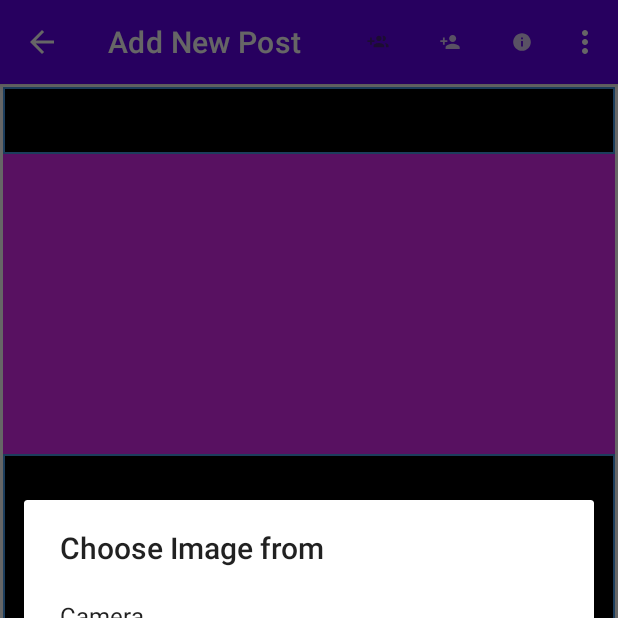
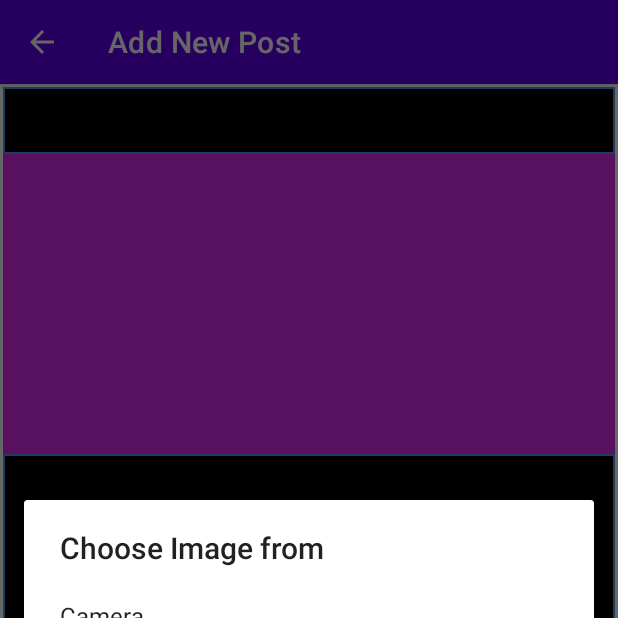
Before and after one commit to nakrute/CigarChat, an Android app: the AddPostActivity screen opened directly, with no data from a screen before it, after a tap on an icon or button, on a phone screen of 412 x 824 dp, the top half of it. Run offline under Robolectric (Android 15) with nearby library versions, the light colour scheme and no system bars; our stand-ins replace Firebase (no records; nobody signed in at launch, a user with empty details on screens opened directly), Picasso, Volley; pictures from the network do not load.

Commit message:
Fixing some bugs and design choices, mainly which menu items show up on some pages and how to make it look cleaner, starting on bugs with images for posts

```diff
--- a/app/src/main/AndroidManifest.xml
+++ b/app/src/main/AndroidManifest.xml
@@ -23,6 +23,8 @@
         <activity android:name=".GroupCreateActivity" />
         <activity android:name=".PostLikedByActivity" />
         <activity android:name=".PostDetailActivity" />
+        <activity android:name=".SettingsActivity" />
+        <activity android:name=".ThereProfileActivity" />
         <activity android:name=".AddPostActivity">
             <intent-filter>
                 <action android:name="android.intent.action.SEND" />
--- a/app/src/main/java/com/nkrute/cigarchat/AddPostActivity.java
+++ b/app/src/main/java/com/nkrute/cigarchat/AddPostActivity.java
@@ -146,8 +146,6 @@ public class AddPostActivity extends AppCompatActivity {
             actionBar.setTitle("Add New Post");
             uploadBtn.setText("Upload");
         }
-
-        actionBar.setSubtitle(email);
 
         userDbRef = FirebaseDatabase.getInstance().getReference("Users");
         Query query = userDbRef.orderByChild("email").equalTo(email);
@@ -736,6 +734,11 @@ public class AddPostActivity extends AppCompatActivity {
 
         menu.findItem(R.id.action_add_post).setVisible(false);
         menu.findItem(R.id.action_search).setVisible(false);
+        menu.findItem(R.id.action_groupinfo).setVisible(false);
+        menu.findItem(R.id.action_add_participant).setVisible(false);
+        menu.findItem(R.id.action_create_group).setVisible(false);
+        menu.findItem(R.id.action_settings).setVisible(false);
+        menu.findItem(R.id.action_logout).setVisible(false);
 
         return super.onCreateOptionsMenu(menu);
     }
--- a/app/src/main/java/com/nkrute/cigarchat/ChatActivity.java
+++ b/app/src/main/java/com/nkrute/cigarchat/ChatActivity.java
@@ -733,6 +733,8 @@ public class ChatActivity extends AppCompatActivity {
         menu.findItem(R.id.action_search).setVisible(false);
         menu.findItem(R.id.action_add_post).setVisible(false);
         menu.findItem(R.id.action_create_group).setVisible(false);
+        menu.findItem(R.id.action_add_participant).setVisible(false);
+        menu.findItem(R.id.action_groupinfo).setVisible(false);
 
         return super.onCreateOptionsMenu(menu);
     }
--- a/app/src/main/java/com/nkrute/cigarchat/ThereProfileActivity.java
+++ b/app/src/main/java/com/nkrute/cigarchat/ThereProfileActivity.java
@@ -1,6 +1,8 @@
 package com.nkrute.cigarchat;
 
 import android.content.Intent;
+import android.media.ExifInterface;
+import android.opengl.Matrix;
 import android.os.Bundle;
 import android.os.PersistableBundle;
 import android.text.TextUtils;
--- a/app/src/main/java/com/nkrute/cigarchat/fragments/ProfileFragment.java
+++ b/app/src/main/java/com/nkrute/cigarchat/fragments/ProfileFragment.java
@@ -175,7 +175,6 @@ public class ProfileFragment extends Fragment {
                     catch (Exception e) {
 
                     }
-
                 }
             }
 
--- a/app/src/main/res/layout/activity_chat.xml
+++ b/app/src/main/res/layout/activity_chat.xml
@@ -31,9 +31,9 @@
             android:layout_width="match_parent"
             android:layout_weight="1"
             android:layout_height="wrap_content"
-            android:layout_marginStart="20dp"
+            android:layout_marginStart="-40dp"
             android:orientation="vertical"
-            android:layout_marginTop="20dp"
+            android:layout_marginTop="2dp"
             android:gravity="center">
 
             <TextView
--- a/app/src/main/res/layout/activity_post_detail.xml
+++ b/app/src/main/res/layout/activity_post_detail.xml
@@ -38,8 +38,8 @@
                     android:orientation="horizontal"
                     android:layout_gravity="center_vertical">
 
-                    <androidx.cardview.widget.CardView
-                        android:id="@+id/uPictureIv"
+                    <ImageView
+                        android:id="@+id/uPicctureIv"
                         android:src="@drawable/ic_default_img"
                         android:layout_width="50dp"
                         android:layout_height="50dp"/>
@@ -174,7 +174,7 @@
         android:layout_height="wrap_content"
         android:layout_alignParentBottom="true">
 
-        <com.google.android.material.circularreveal.cardview.CircularRevealCardView
+        <ImageView
             android:layout_width="50dp"
             android:layout_height="50dp"
             android:id="@+id/cAvatarIv"
--- a/app/src/main/res/layout/activity_there_profile.xml
+++ b/app/src/main/res/layout/activity_there_profile.xml
@@ -39,7 +39,7 @@
                     android:src="@drawable/ic_default_img_white"
                     android:layout_width="120dp"
                     android:layout_height="120dp"
-                    android:scaleType="fitXY"
+                    android:scaleType="centerInside"
                     android:layout_marginLeft="20dp"/>
 
                 <LinearLayout
@@ -80,6 +80,7 @@
             </LinearLayout>
 
             <androidx.recyclerview.widget.RecyclerView
+                android:id="@+id/recyclerview_posts"
                 android:layout_below="@id/linearLayout"
                 android:layout_width="match_parent"
                 android:layout_height="wrap_content"/>
--- a/app/src/main/res/layout/fragment_profile.xml
+++ b/app/src/main/res/layout/fragment_profile.xml
@@ -42,7 +42,8 @@
                     android:src="@drawable/ic_default_img_white"
                     android:layout_width="120dp"
                     android:layout_height="120dp"
-                    android:scaleType="fitXY"
+                    android:scaleType="centerInside"
+                    android:adjustViewBounds="true"
                     android:layout_marginLeft="20dp"/>
 
                 <LinearLayout
```
Also changed, not shown: app/src/main/java/com/nkrute/cigarchat/PostDetailActivity.java (+10 -11 lines).
